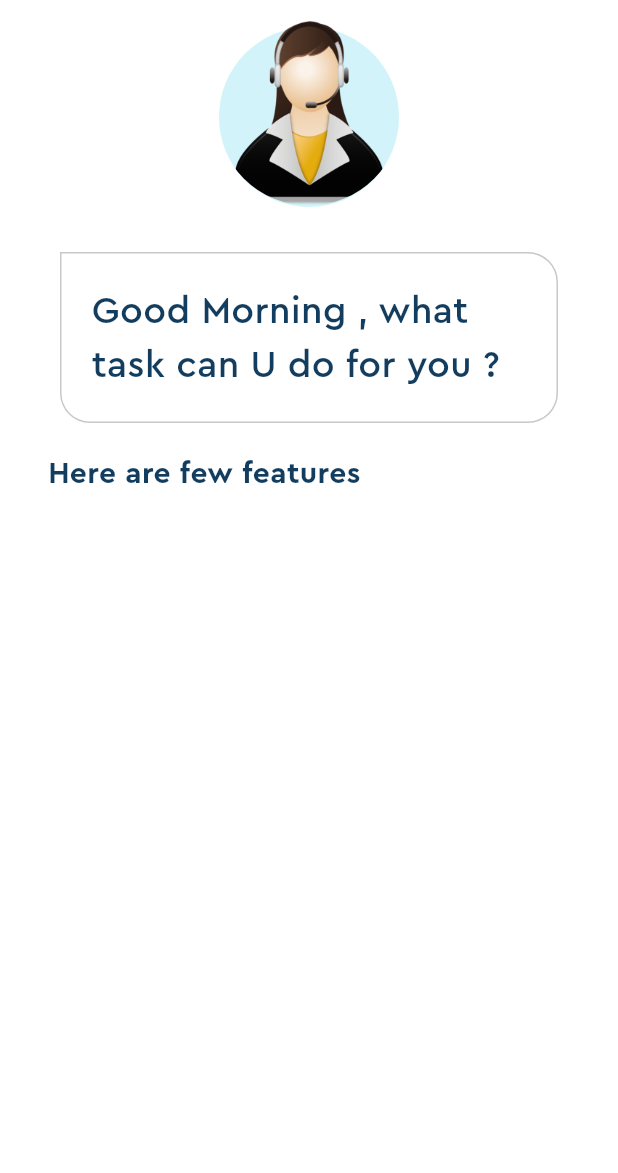
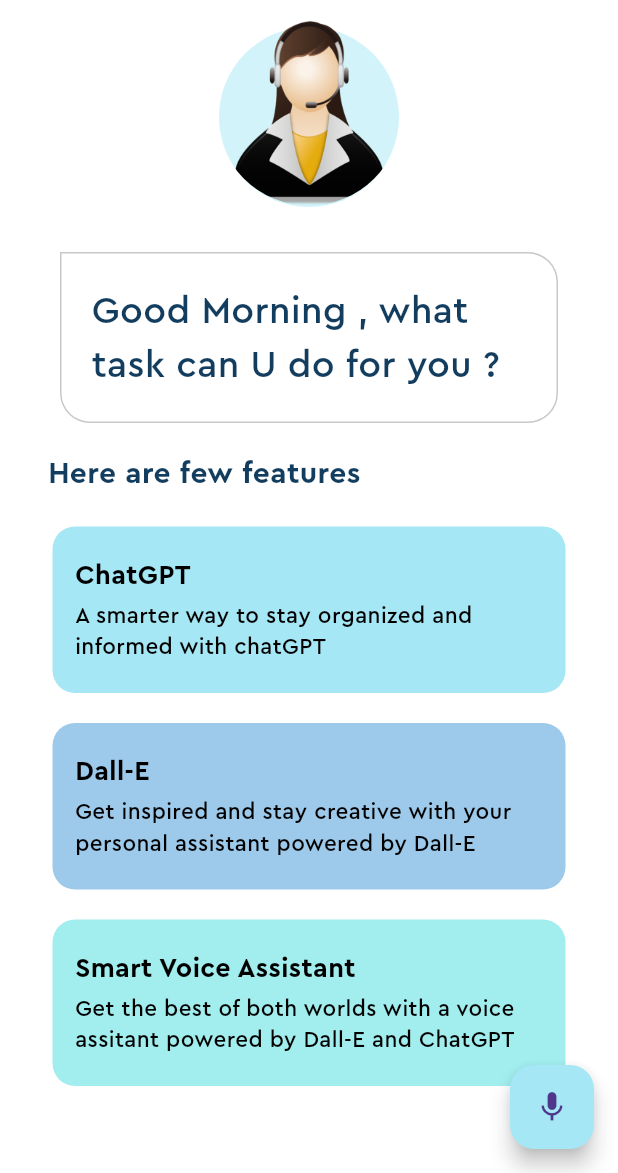
Before and after one commit to foued-firas/Yassmina_Voice_Chat, a Flutter app: the screen it shows after launch, on a phone screen of 412 x 824 dp, the part 63-1236 px from its top. Run offline on Flutter 3.47's test engine with Material 3 defaults, Android fonts, the phone set to English and light mode, and no system bars.

Commit message:
voice_chat

```diff
--- /dev/null
+++ b/voice_chat/lib/features_box.dart
@@ -0,0 +1,58 @@
+import 'package:flutter/cupertino.dart';
+import 'package:flutter/material.dart';
+import 'package:flutter/widgets.dart';
+import 'package:voice_chat/pallette.dart';
+
+class FeatureBox extends StatelessWidget {
+  const FeatureBox({super.key, required this.color, required this.headerText, required this.description});
+  final Color color ;
+  final String headerText;
+  final String description;
+
+  @override
+  Widget build(BuildContext context) {
+    return Container(
+      margin: EdgeInsets.symmetric(
+        horizontal: 35,
+        vertical: 10,
+      ),
+      decoration: BoxDecoration(
+        color: color,
+        borderRadius: BorderRadius.all(
+          Radius.circular(15),
+        )
+      ),
+      child: Padding(
+        padding: const EdgeInsets.symmetric(vertical: 20).copyWith(
+          left: 15,
+        ),
+        child: Column(
+          children: [
+          Align(
+            alignment: Alignment.centerLeft,
+            child: Text(headerText,
+            style: TextStyle(
+              fontFamily: 'Cera Pro',
+              color: Pallete.blackColor,
+              fontSize: 18,
+              fontWeight: FontWeight.bold,
+            ),
+            ),
+          ),
+          SizedBox(height: 3,),
+          Padding(
+            padding: EdgeInsets.only(right: 20),
+            child: Text(description,
+            style: TextStyle(
+              fontFamily: 'Cera Pro',
+              color: Pallete.blackColor,
+              fontSize: 15
+
+            ),),
+          ),
+        ],
+        ),
+      ),
+    );
+  }
+}
--- a/voice_chat/lib/home_page.dart
+++ b/voice_chat/lib/home_page.dart
@@ -1,6 +1,7 @@
 import 'package:flutter/cupertino.dart';
 import 'package:flutter/material.dart';
 import 'package:flutter/widgets.dart';
+import 'package:voice_chat/features_box.dart';
 import 'package:voice_chat/pallette.dart';
 
 class HomePage extends StatefulWidget {
@@ -16,7 +17,7 @@
   Widget build(BuildContext context) {
     return Scaffold(
       appBar: AppBar(
-        title: Text('Allen'),
+        title: const Text('Allen'),
         leading: const Icon(Icons.menu),
         centerTitle: true,
 
@@ -31,8 +32,8 @@
                 child: Container(
                   height: 120,
                   width: 120,
-                  margin: EdgeInsets.only(top: 4),
-                  decoration: BoxDecoration(
+                  margin: const EdgeInsets.only(top: 4),
+                  decoration: const BoxDecoration(
                     color: Pallete.assistantCircleColor,
                     shape: BoxShape.circle
                   ),
@@ -40,7 +41,7 @@
               ),
               Container(
                 height: 123,
-                decoration: BoxDecoration(
+                decoration: const BoxDecoration(
                   shape: BoxShape.circle,
                   image: DecorationImage(image: AssetImage('assets/images/virtualAssistant.png')),
                 ),
@@ -48,8 +49,8 @@
             ],
           ),
           Container(
-            padding: EdgeInsets.symmetric(vertical: 10, horizontal: 20),
-            margin: EdgeInsets.symmetric(horizontal: 40).copyWith(
+            padding: const EdgeInsets.symmetric(vertical: 10, horizontal: 20),
+            margin: const EdgeInsets.symmetric(horizontal: 40).copyWith(
               top: 30,
             ),
             decoration: BoxDecoration(
@@ -61,8 +62,8 @@
                 topLeft: Radius.zero,
               )
             ),
-            child: Padding(
-              padding: const EdgeInsets.symmetric(
+            child: const Padding(
+              padding: EdgeInsets.symmetric(
                 vertical: 10,
               ),
               child: Text('Good Morning , what task can U do for you ?',
@@ -75,10 +76,10 @@
 
           ),
           Container(
-            padding: EdgeInsets.all(10),
-            margin: EdgeInsets.only(top: 10, left: 22),
+            padding: const EdgeInsets.all(10),
+            margin: const EdgeInsets.only(top: 10, left: 22),
             alignment: Alignment.centerLeft,
-            child: Text("Here are few features", style: TextStyle(
+            child: const Text("Here are few features", style: TextStyle(
               fontFamily: 'Cera Pro',
               color: Pallete.mainFontColor,
               fontSize: 20,
@@ -86,10 +87,31 @@
 
 
             ),),
+          ),
+          //feature  List
+          const Column(
+            children: [
+              FeatureBox(
+                color: Pallete.firstSuggestionBoxColor,
+                 headerText: 'ChatGPT',
+                 description: 'A smarter way to stay organized and informed with chatGPT',),
+                  FeatureBox(
+                color: Pallete.secondSuggestionBoxColor,
+                 headerText: 'Dall-E',
+                 description: 'Get inspired and stay creative with your personal assistant powered by Dall-E',),
+                  FeatureBox(
+                color: Pallete.thirdSuggestionBoxColor,
+                 headerText: 'Smart Voice Assistant ',
+                 description: 'Get the best of both worlds with a voice assitant powered by Dall-E and ChatGPT',),
+            ],
           )
-          //feature  List
 
         ],
+      ),
+      floatingActionButton: FloatingActionButton(
+        backgroundColor: Pallete.firstSuggestionBoxColor,
+        onPressed: (){},
+        child: const Icon(Icons.mic),
       ),
     );
   }
```
